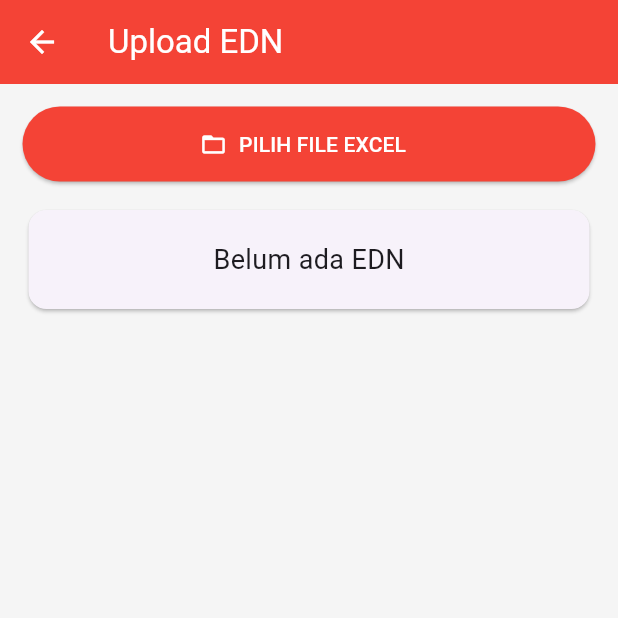
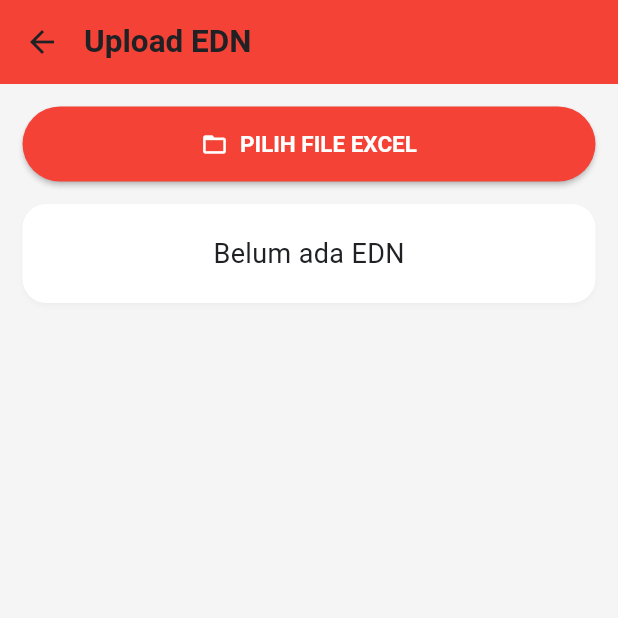
Before and after one commit to andipartman-collab/edn_checker, a Flutter app: the screen it shows after launch, after a tap on "UPLOAD EDN", on a phone screen of 412 x 824 dp, the top half of it. Run offline on Flutter 3.47's test engine with Material 3 defaults, Android fonts, the light colour scheme and no system bars; our stand-ins replace audioplayers, file_picker, pdf, printing, shared_preferences; missing offline and left inert: excel, mobile_scanner.

Commit message:
style: apply unified theme to EDN Scanner

```diff
--- a/lib/main.dart
+++ b/lib/main.dart
@@ -1,6 +1,7 @@
 import 'package:flutter/material.dart';
 import 'package:provider/provider.dart';
 
+import 'core/theme/app_theme.dart';
 import 'features/home/home_screen.dart';
 import 'providers/scanner_provider.dart';
 
@@ -25,6 +26,7 @@ class EDNCheckerApp extends StatelessWidget {
       child: MaterialApp(
         debugShowCheckedModeBanner: false,
         title: 'EDN Checker',
+        theme: AppTheme.light(),
         home: const HomeScreen(),
       ),
     );
```
